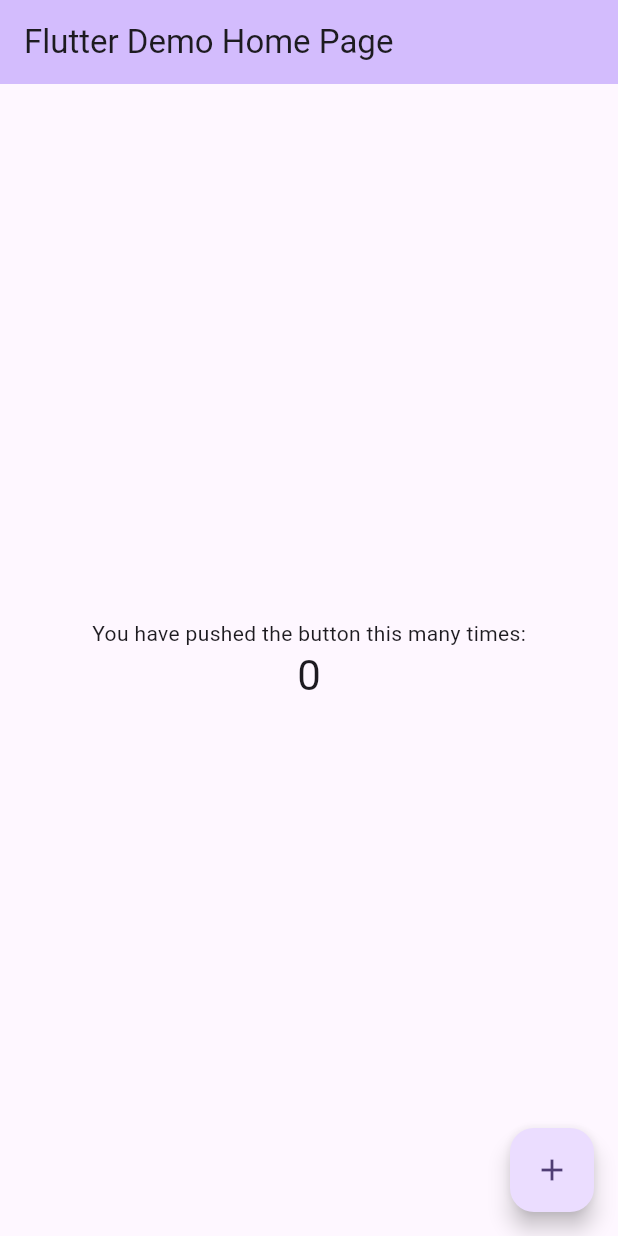
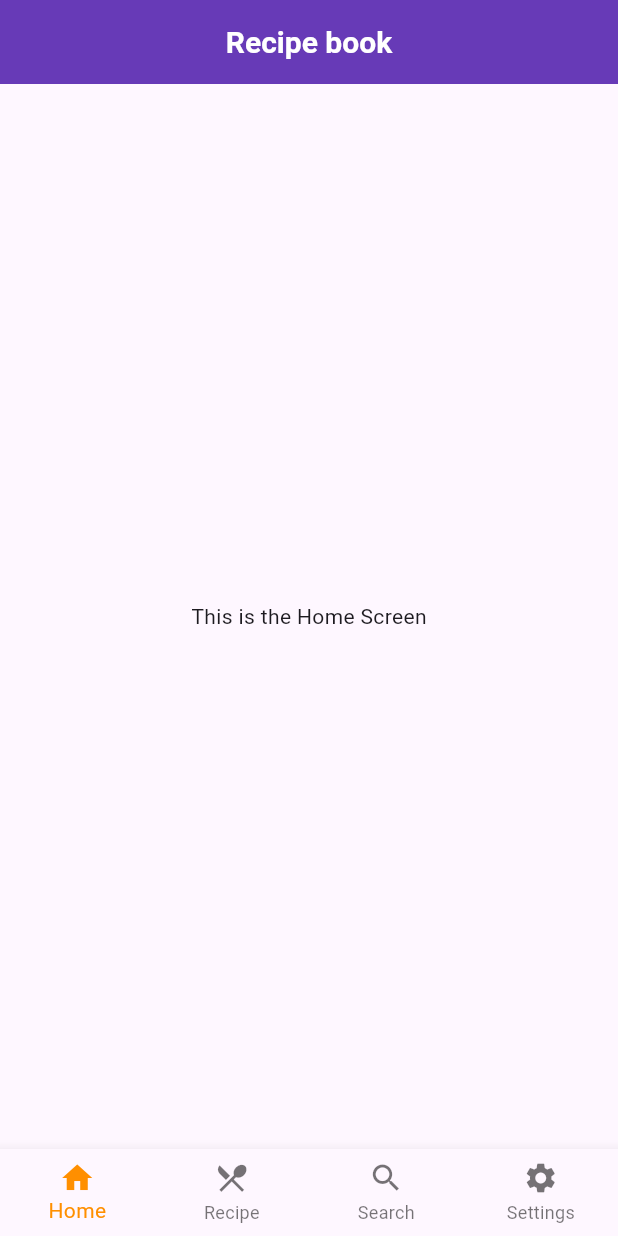
Before and after one commit to muhin08t/flutter_recipe_book, a Flutter app: the screen it shows after launch, on a phone screen of 412 x 824 dp. Run offline on Flutter 3.47's test engine with Material 3 defaults, Android fonts, the phone set to English and light mode, and no system bars.

Commit message:
implement bottom area

```diff
--- a/lib/main.dart
+++ b/lib/main.dart
@@ -1,4 +1,8 @@
 import 'package:flutter/material.dart';
+import 'package:flutter_recipe_book/screens/home_screen.dart';
+import 'package:flutter_recipe_book/screens/recipe_screen.dart';
+import 'package:flutter_recipe_book/screens/search_screen.dart';
+import 'package:flutter_recipe_book/screens/settings_screen.dart';
 
 void main() {
   runApp(const MyApp());
@@ -11,115 +15,69 @@
   @override
   Widget build(BuildContext context) {
     return MaterialApp(
-      title: 'Flutter Demo',
+      debugShowCheckedModeBanner: false,
+      title: 'Recipe book',
       theme: ThemeData(
-        // This is the theme of your application.
-        //
-        // TRY THIS: Try running your application with "flutter run". You'll see
-        // the application has a purple toolbar. Then, without quitting the app,
-        // try changing the seedColor in the colorScheme below to Colors.green
-        // and then invoke "hot reload" (save your changes or press the "hot
-        // reload" button in a Flutter-supported IDE, or press "r" if you used
-        // the command line to start the app).
-        //
-        // Notice that the counter didn't reset back to zero; the application
-        // state is not lost during the reload. To reset the state, use hot
-        // restart instead.
-        //
-        // This works for code too, not just values: Most code changes can be
-        // tested with just a hot reload.
+        appBarTheme: AppBarTheme(
+          backgroundColor: Colors.deepPurple,
+          centerTitle: true,
+          titleTextStyle: TextStyle(
+            color: Colors.white,
+            fontSize: 20,
+            fontWeight: FontWeight.bold,
+          ),
+        ),
         colorScheme: ColorScheme.fromSeed(seedColor: Colors.deepPurple),
         useMaterial3: true,
       ),
-      home: const MyHomePage(title: 'Flutter Demo Home Page'),
+      home: const BottomArea(),
     );
   }
 }
 
-class MyHomePage extends StatefulWidget {
-  const MyHomePage({super.key, required this.title});
 
-  // This widget is the home page of your application. It is stateful, meaning
-  // that it has a State object (defined below) that contains fields that affect
-  // how it looks.
-
-  // This class is the configuration for the state. It holds the values (in this
-  // case the title) provided by the parent (in this case the App widget) and
-  // used by the build method of the State. Fields in a Widget subclass are
-  // always marked "final".
-
-  final String title;
+class BottomArea extends StatefulWidget {
+  const BottomArea({super.key});
 
   @override
-  State<MyHomePage> createState() => _MyHomePageState();
+  State<BottomArea> createState() => _BottomAreaState();
 }
 
-class _MyHomePageState extends State<MyHomePage> {
-  int _counter = 0;
+class _BottomAreaState extends State<BottomArea> {
+  int _selectedIndex = 0;
+  static const TextStyle optionStyle = TextStyle(fontSize: 30, fontWeight: FontWeight.bold);
+  static final List<Widget> _widgetOptions = <Widget>[
+    HomeScreen(),
+    RecipeScreen(),
+    SearchScreen(),
+    SettingsScreen(),
+  ];
 
-  void _incrementCounter() {
+  void _onItemTapped(int index) {
     setState(() {
-      // This call to setState tells the Flutter framework that something has
-      // changed in this State, which causes it to rerun the build method below
-      // so that the display can reflect the updated values. If we changed
-      // _counter without calling setState(), then the build method would not be
-      // called again, and so nothing would appear to happen.
-      _counter++;
+      _selectedIndex = index;
     });
   }
 
   @override
   Widget build(BuildContext context) {
-    // This method is rerun every time setState is called, for instance as done
-    // by the _incrementCounter method above.
-    //
-    // The Flutter framework has been optimized to make rerunning build methods
-    // fast, so that you can just rebuild anything that needs updating rather
-    // than having to individually change instances of widgets.
     return Scaffold(
-      appBar: AppBar(
-        // TRY THIS: Try changing the color here to a specific color (to
-        // Colors.amber, perhaps?) and trigger a hot reload to see the AppBar
-        // change color while the other colors stay the same.
-        backgroundColor: Theme.of(context).colorScheme.inversePrimary,
-        // Here we take the value from the MyHomePage object that was created by
-        // the App.build method, and use it to set our appbar title.
-        title: Text(widget.title),
+      appBar: AppBar(title: const Text('Recipe book')),
+      body: Center(child: _widgetOptions.elementAt(_selectedIndex)),
+      bottomNavigationBar: BottomNavigationBar(
+        items: const <BottomNavigationBarItem>[
+          BottomNavigationBarItem(icon: Icon(Icons.home), label: 'Home'),
+          BottomNavigationBarItem(icon: Icon(Icons.restaurant_menu), label: 'Recipe'),
+          BottomNavigationBarItem(icon: Icon(Icons.search), label: 'Search'),
+          BottomNavigationBarItem(icon: Icon(Icons.settings), label: 'Settings'),
+        ],
+        type: BottomNavigationBarType.fixed,
+        currentIndex: _selectedIndex,
+        selectedItemColor: Colors.amber[800],
+        // backgroundColor: Colors.black, // 👈 Add this line
+        // unselectedItemColor: Colors.red,  // 👈 Optional for better contrast
+        onTap: _onItemTapped,
       ),
-      body: Center(
-        // Center is a layout widget. It takes a single child and positions it
-        // in the middle of the parent.
-        child: Column(
-          // Column is also a layout widget. It takes a list of children and
-          // arranges them vertically. By default, it sizes itself to fit its
-          // children horizontally, and tries to be as tall as its parent.
-          //
-          // Column has various properties to control how it sizes itself and
-          // how it positions its children. Here we use mainAxisAlignment to
-          // center the children vertically; the main axis here is the vertical
-          // axis because Columns are vertical (the cross axis would be
-          // horizontal).
-          //
-          // TRY THIS: Invoke "debug painting" (choose the "Toggle Debug Paint"
-          // action in the IDE, or press "p" in the console), to see the
-          // wireframe for each widget.
-          mainAxisAlignment: MainAxisAlignment.center,
-          children: <Widget>[
-            const Text(
-              'You have pushed the button this many times:',
-            ),
-            Text(
-              '$_counter',
-              style: Theme.of(context).textTheme.headlineMedium,
-            ),
-          ],
-        ),
-      ),
-      floatingActionButton: FloatingActionButton(
-        onPressed: _incrementCounter,
-        tooltip: 'Increment',
-        child: const Icon(Icons.add),
-      ), // This trailing comma makes auto-formatting nicer for build methods.
     );
   }
 }
--- /dev/null
+++ b/lib/screens/home_screen.dart
@@ -0,0 +1,8 @@
+import 'package:flutter/cupertino.dart';
+
+class HomeScreen extends StatelessWidget {
+  @override
+  Widget build(BuildContext context) {
+    return Center(child: Text('This is the Home Screen'));
+  }
+}
--- /dev/null
+++ b/lib/screens/recipe_screen.dart
@@ -0,0 +1,8 @@
+import 'package:flutter/cupertino.dart';
+
+class RecipeScreen extends StatelessWidget {
+  @override
+  Widget build(BuildContext context) {
+    return Center(child: Text('This is the Recipe Screen'));
+  }
+}
--- /dev/null
+++ b/lib/screens/search_screen.dart
@@ -0,0 +1,8 @@
+import 'package:flutter/cupertino.dart';
+
+class SearchScreen extends StatelessWidget {
+  @override
+  Widget build(BuildContext context) {
+    return Center(child: Text('This is the Search Screen'));
+  }
+}
--- /dev/null
+++ b/lib/screens/settings_screen.dart
@@ -0,0 +1,8 @@
+import 'package:flutter/cupertino.dart';
+
+class SettingsScreen extends StatelessWidget {
+  @override
+  Widget build(BuildContext context) {
+    return Center(child: Text('This is the Settings Screen'));
+  }
+}
```
